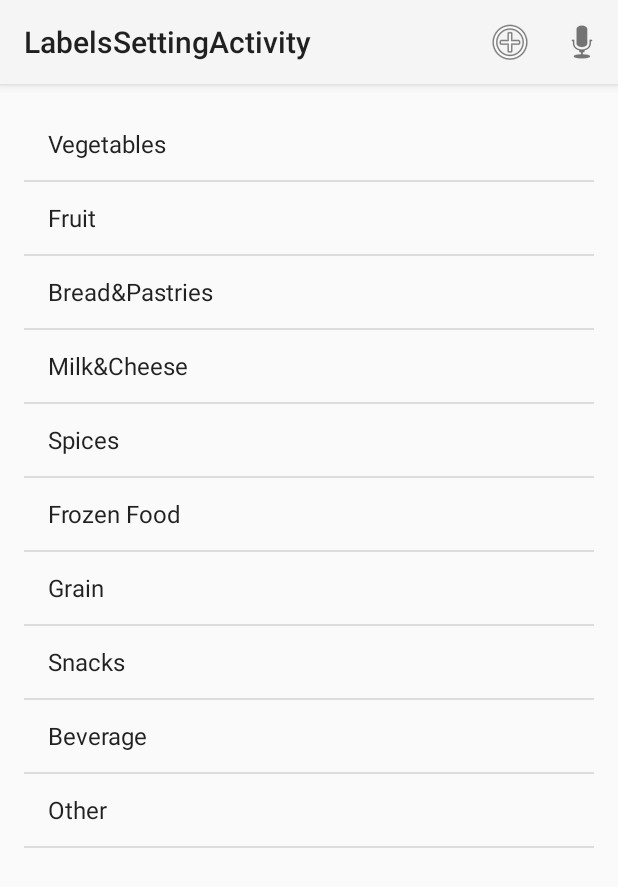
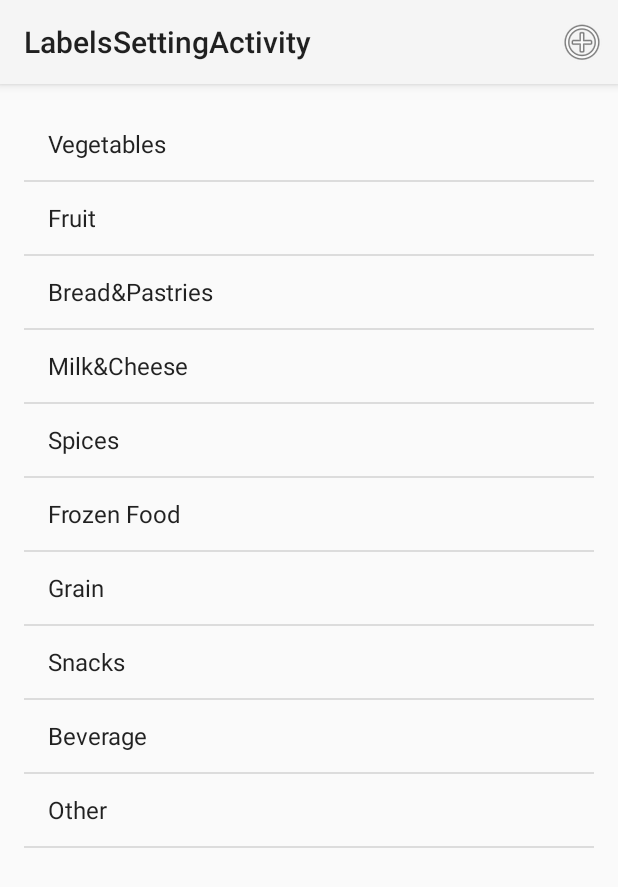
Before and after one commit to illylli/BeforeSpoiled, an Android app: the LabelsSettingActivity screen opened directly, with no data from a screen before it, on a phone screen of 412 x 824 dp. Shown: the top 887 px of the screen. Run offline under Robolectric (Android 15) with nearby library versions, the phone set to English and light mode, and no system bars.

```diff
--- a/app/src/main/java/cs165/edu/dartmouth/cs/beforespoiled/LabelsSettingActivity.java
+++ b/app/src/main/java/cs165/edu/dartmouth/cs/beforespoiled/LabelsSettingActivity.java
@@ -37,14 +37,14 @@ public class LabelsSettingActivity extends ListActivity implements LoaderManager
     @Override
     public boolean onCreateOptionsMenu(Menu menu) {
         MenuInflater inflater = getMenuInflater();
-        inflater.inflate(R.menu.add_item, menu);
+        inflater.inflate(R.menu.setting_add, menu);
         return true;
     }
 
     @Override
     public boolean onMenuItemSelected(int featureId, MenuItem item) {
         switch (item.getItemId()) {
-            case R.id.add_item:
+            case R.id.setting_add:
                 //open dialog
                 SingleLabelFragment singleFragment = SingleLabelFragment.newInstance(null);
                 singleFragment.show(getFragmentManager(), "NEW LABEL");
--- /dev/null
+++ b/app/src/main/res/menu/setting_add.xml
@@ -0,0 +1,11 @@
+<?xml version="1.0" encoding="utf-8"?>
+<menu xmlns:android="http://schemas.android.com/apk/res/android">
+
+    <item
+        android:id="@+id/setting_add"
+        android:icon="@android:drawable/ic_menu_add"
+        android:showAsAction="always"
+        android:title="Add new item" />
+
+
+</menu>
```
Also changed, not shown: app/src/main/res/mipmap-hdpi/appicon.png (added), app/src/main/res/mipmap-hdpi/appicon2.png (added).
